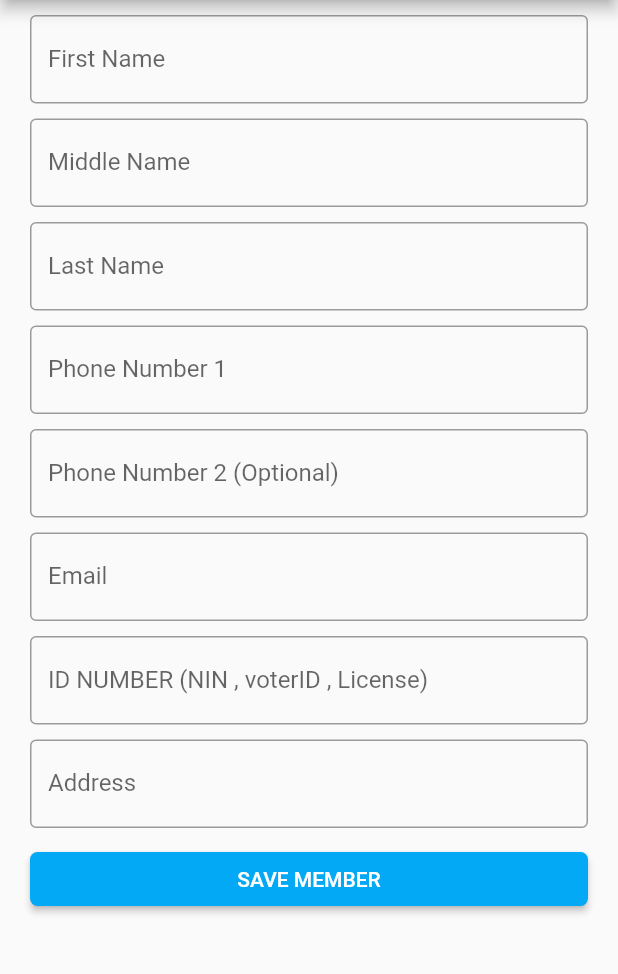
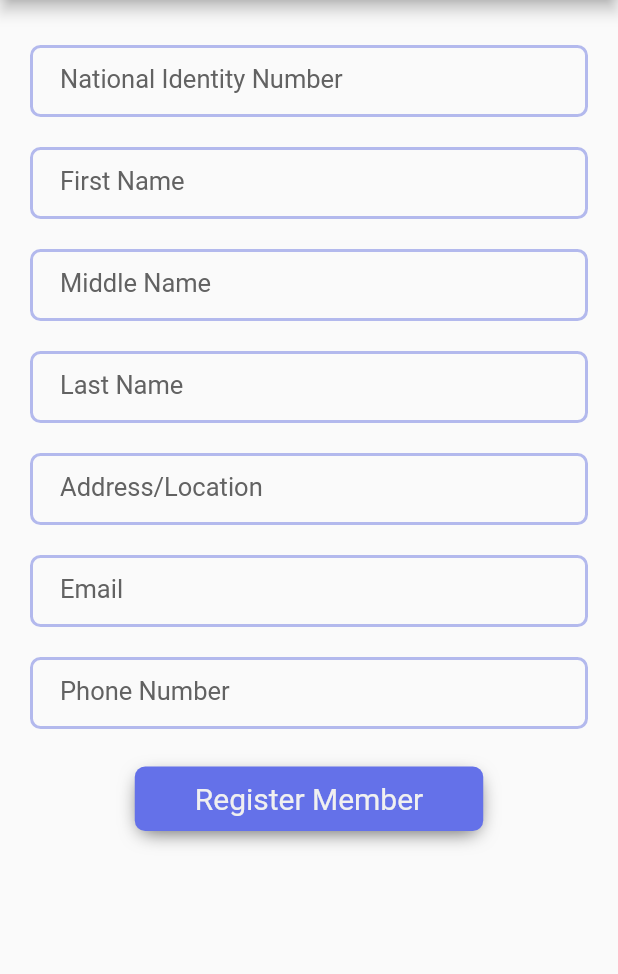
Before and after one commit to Jessanj/jumuiya_app, a Flutter app: the MembersPage screen opened directly, on a phone screen of 412 x 824 dp, the part 195-1169 px from its top. Run offline on Flutter 3.47's test engine with Material 2 defaults, Android fonts, the phone set to English and light mode, and no system bars; our stand-ins replace calendar_view, carousel_slider, fluentui_icons, flutter_colorpicker, flutter_spinkit, gap and 3 more; missing offline and left inert: dart:ffi; accounts and stored records are empty; generated files the repository leaves out were written again.

Commit message:
add new features

```diff
--- a/lib/Helpers/api_URL.dart
+++ b/lib/Helpers/api_URL.dart
@@ -1,7 +1,8 @@
 class ApiConstants {
   static String baseUrl = 'http://192.168.1.246:8000/api';
   static String testPost = '/testPost';
-  static String usersEndpoint = '/users';
+  static String getUsers = '/user/users';
+  static String getUser = '/user/user';
   static String saveUsers = '/save_member';
   static String regUsers = '/user/register';
   static String loginUser = '/user/login';
--- a/lib/model/user.dart
+++ b/lib/model/user.dart
@@ -1,80 +1,79 @@
 import 'dart:convert';
-
-List<UserModel> userModelFromJson(String str) =>
-    List<UserModel>.from(json.decode(str).map((x) => UserModel.fromJson(x)));
-
-String userModelToJson(List<UserModel> data) =>
-    json.encode(List<dynamic>.from(data.map((x) => x.toJson())));
+//
+// List<UserModel> userModelFromJson(String str) =>
+//     List<UserModel>.from(json.decode(str).map((x) => UserModel.fromJson(x)));
+//
+// String userModelToJson(List<UserModel> data) =>
+//     json.encode(List<dynamic>.from(data.map((x) => x.toJson())));
 
 class UserModel {
+
   UserModel({
     required this.id,
-    required this.name,
-    required this.username,
+    required this.first_name,
+    required this.middle_name,
+    required this.last_name,
     required this.email,
     required this.address,
-    required this.phone1,
+    required this.phone,
     required this.phone2,
     required this.website,
-    required this.company,
   });
 
   int id;
-  String name;
-  String username;
+  String first_name;
+  String middle_name;
+  String last_name;
   String email;
   Address address;
-  String phone1;
+  String phone;
   String website;
   String phone2;
-  Company company;
 
   factory UserModel.fromJson(Map<String, dynamic> json) => UserModel(
     id: json["id"],
-    name: json["name"],
-    username: json["username"],
+    first_name: json["first_name"],
+    middle_name: json["middle_name"],
+    last_name: json["last_name"],
     email: json["email"],
     address: Address.fromJson(json["address"]),
-    phone1: json["phone"],
+    phone: json["phone"],
     phone2: json["phone"],
     website: json["website"],
-    company: Company.fromJson(json["company"]),
   );
 
   Map<String, dynamic> toJson() => {
     "id": id,
-    "name": name,
-    "username": username,
+    "first_name" : first_name,
+    "middle_name" : middle_name,
+    "last_name" : last_name,
     "email": email,
     "address": address.toJson(),
-    "phone1": phone1,
+    "phone1": phone,
     "phone2": phone2,
     "website": website,
-    "company": company.toJson(),
   };
 }
 
 class Address {
+
   Address({
     required this.street,
     required this.suite,
     required this.city,
     required this.zipcode,
-    required this.geo,
   });
 
   String street;
   String suite;
   String city;
   String zipcode;
-  Geo geo;
 
   factory Address.fromJson(Map<String, dynamic> json) => Address(
     street: json["street"],
     suite: json["suite"],
     city: json["city"],
     zipcode: json["zipcode"],
-    geo: Geo.fromJson(json["geo"]),
   );
 
   Map<String, dynamic> toJson() => {
@@ -82,50 +81,5 @@ class Address {
     "suite": suite,
     "city": city,
     "zipcode": zipcode,
-    "geo": geo.toJson(),
   };
 }
-
-class Geo {
-  Geo({
-    required this.lat,
-    required this.lng,
-  });
-
-  String lat;
-  String lng;
-
-  factory Geo.fromJson(Map<String, dynamic> json) => Geo(
-    lat: json["lat"],
-    lng: json["lng"],
-  );
-
-  Map<String, dynamic> toJson() => {
-    "lat": lat,
-    "lng": lng,
-  };
-}
-
-class Company {
-  Company({
-    required this.name,
-    required this.catchPhrase,
-    required this.bs,
-  });
-
-  String name;
-  String catchPhrase;
-  String bs;
-
-  factory Company.fromJson(Map<String, dynamic> json) => Company(
-    name: json["name"],
-    catchPhrase: json["catchPhrase"],
-    bs: json["bs"],
-  );
-
-  Map<String, dynamic> toJson() => {
-    "name": name,
-    "catchPhrase": catchPhrase,
-    "bs": bs,
-  };
-}
--- a/lib/screens/members_page.dart
+++ b/lib/screens/members_page.dart
@@ -57,6 +57,5 @@ class _MembersPageState extends State<MembersPage> {
 
         )
       );
-
   }
 }
--- a/lib/widgets/register_member_form.dart
+++ b/lib/widgets/register_member_form.dart
@@ -5,6 +5,9 @@ import 'package:gap/gap.dart';
 import 'package:jumuiya_app/util/app_layouts.dart';
 
 import '../Helpers/api_services.dart';
+import '../util/app_styles.dart';
+import '../util/constants.dart';
+import 'custom_button.dart';
 import 'members_list.dart';
 
 class RegisterMemberForm extends StatefulWidget {
@@ -15,6 +18,8 @@ class RegisterMemberForm extends StatefulWidget {
 }
 
 class _RegisterMemberFormState extends State<RegisterMemberForm> {
+
+  final GlobalKey<FormState>  addMemberForm = GlobalKey<FormState>();
   final first_name = TextEditingController();
   final last_name = TextEditingController();
   final middle_name = TextEditingController();
@@ -27,6 +32,7 @@ class _RegisterMemberFormState extends State<RegisterMemberForm> {
 
     _saveMember(){
       var memberDetail =  Map<String, dynamic>();
+        memberDetail['jumuiya_name'] =
         memberDetail['first_name'] = first_name.text;
         memberDetail['last_name'] = last_name.text;
         memberDetail['middle_name'] = middle_name.text;
@@ -55,105 +61,171 @@ class _RegisterMemberFormState extends State<RegisterMemberForm> {
   @override
   Widget build(BuildContext context) {
     final size  = AppLayouts.getSize(context);
+
+    showLoaderDialog(BuildContext context){
+      AlertDialog alert=AlertDialog(
+        content: Row(
+          children: [
+            const CircularProgressIndicator(),
+            Container(margin: const EdgeInsets.only(left: 10),child: const Text("Loading..." )),
+          ],),
+      );
+
+      showDialog(barrierDismissible: false,
+        context:context,
+        builder:(BuildContext context){
+          return alert;
+        },
+      );
+    }
+
     return ListView(
      padding:  const  EdgeInsets.only(left: 20 , right: 20),
       scrollDirection: Axis.vertical,
       children:[
         const Gap(10),
-            TextField(
-              decoration: InputDecoration(
-                border: OutlineInputBorder(),
+        Form(
+          key: addMemberForm ,
+          child: Column(
+            mainAxisSize: MainAxisSize.min,
+            children: [
+              const Gap(20),
+              Padding(
+                padding: const EdgeInsets.only( bottom: 20),
+                child: TextFormField(
+                  decoration: AppConstants.inputDecorationLogin.copyWith(
+                    labelText: 'National Identity Number' ,
+                    hintText: 'Enter NIN Number ',
+                  ),
+                  validator: (value) {
+                    if(value == null || value.trim() == ""){
+                      return "NIN cannot be null";
+                    }
+                    return null;
+                  },
+                  controller: NIN,
+                ),
+              ),
+              Padding(
+                padding: const EdgeInsets.only( bottom: 20),
+                child: TextFormField(
+                  scrollPadding: EdgeInsets.only(bottom:100),
+                  decoration: AppConstants.inputDecorationForms.copyWith(
                     labelText: 'First Name',
-                hintText: 'Enter Your First Name',
+                    hintText: 'Enter members first name',
                   ),
+                  validator: (value) {
+                    if (value == null || value == "") {
+                      return "First name cannot be null.";
+                    }
+                    return null;
+                  },
                   controller: first_name,
                 ),
-        const Gap(10),
-        TextField(
-          decoration: InputDecoration(
-            border: OutlineInputBorder(),
+              ),
+              Padding(
+                padding: const EdgeInsets.only( bottom: 20),
+                child: TextFormField(
+                  scrollPadding: EdgeInsets.only(bottom:100),
+                  decoration:  AppConstants.inputDecorationForms.copyWith(
                     labelText: 'Middle Name',
-            hintText: 'Enter Your Middle Name',
+                    hintText: 'Enter Members Middle Name',
                   ),
                   controller: middle_name,
+                  validator: (value) {
+                    if (value == null || value == "") {
+                      return "Middle name cannot be null.";
+                    }
+                    return null;
+                  },
                 ),
-        const Gap(10),
-        TextField(
-          decoration: InputDecoration(
-            border: OutlineInputBorder(),
+              ),
+              Padding(
+                padding: const EdgeInsets.only( bottom: 20),
+                child: TextFormField(
+                  scrollPadding: EdgeInsets.only(bottom:100),
+                  decoration: AppConstants.inputDecorationForms.copyWith(
                     labelText: 'Last Name',
-            hintText: 'Enter Your Last Name',
+                    hintText: 'Enter Members Last Name',
                   ),
                   controller: last_name,
+                  validator: (value) {
+                    if (value == null || value == "") {
+                      return "Last name cannot be null.";
+                    }
+                    return null;
+                  },
                 ),
-         const Gap(10),
-        TextField(
-          decoration: InputDecoration(
-            border: OutlineInputBorder(),
-            labelText: 'Phone Number 1',
-            hintText: 'Enter Your Phone number Name',
+              ),
+
+              Padding(
+                padding: const EdgeInsets.only( bottom: 20),
+                child: TextFormField(
+                  scrollPadding: EdgeInsets.only(bottom:100),
+                  decoration: AppConstants.inputDecorationForms.copyWith(
+                    labelText: 'Address/Location',
+                    hintText: 'Enter members address location',
+                  ),
+                  controller: address,
+                  validator: (value) {
+                    if (value == null || value == "") {
+                      return "Address/Location cannot be null.";
+                    }
+                    return null;
+                  },
+                ),
+              ),
+
+              Padding(
+                padding: const EdgeInsets.only( bottom: 20),
+                child: TextFormField(
+                  scrollPadding: EdgeInsets.only(bottom:100),
+                  decoration: AppConstants.inputDecorationForms.copyWith(
+                    labelText: 'Email',
+                    hintText: 'Enter Members Email',
+                  ),
+                  controller: email,
+                  validator: (value) {
+                    if (value == null || value == "") {
+                      return "Email cannot be null.";
+                    }
+                    return null;
+                  },
+                ),
+              ),
+              Padding(
+                padding: const EdgeInsets.only( bottom: 10),
+                child: TextFormField(
+                  scrollPadding: EdgeInsets.only(bottom:250),
+                  decoration: AppConstants.inputDecorationForms.copyWith(
+                    labelText: 'Phone Number',
+                    hintText: 'Enter Members Phonenumber',
                   ),
                   controller: phone1,
+                  validator: (value) {
+                    if (value == null || value == "") {
+                      return "Phonenumber cannot be null.";
+                    }
+                    return null;
+                  },
                 ),
-        const Gap(10),
-        TextField(
-          decoration: InputDecoration(
-            border: OutlineInputBorder(),
-            labelText: 'Phone Number 2 (Optional)',
-            hintText: 'Enter Your Phone number Name',
               ),
-          controller: phone2,
+            ]),
         ),
-        const Gap(10),
-        TextField(
-          decoration: InputDecoration(
-            border: OutlineInputBorder(),
-            labelText: 'Email',
-            hintText: 'Enter Your Email',
-          ),
-          controller: email,
-        ),
-        const Gap(10),
-        TextField(
-          decoration: InputDecoration(
-            border: OutlineInputBorder(),
-            labelText: 'ID NUMBER (NIN , voterID , License)',
-            hintText: 'Enter Your ID',
-          ),
-          controller: NIN,
-        ),
-        const  Gap(10),
-        TextField(
-          decoration: InputDecoration(
-            border: OutlineInputBorder(),
-            labelText: 'Address',
-            hintText: 'Enter Your ID',
-          ),
-          controller: address,
-        ),
-        const  Gap(10),
+
+        const Gap(15),
 
         Container(
-          width: size.width*0.5,
-          child:ElevatedButton(onPressed: (){
-            var resp  = _saveMember();
-            if(false){
-              const TabBarView(children: [
-                MembersList()
-              ],);
-            }else{
-              var snackBar = const SnackBar(content: Text('Sorry something went wrong' , textAlign: TextAlign.center,));
-              ScaffoldMessenger.of(context).showSnackBar(snackBar);
-            }
+          alignment: Alignment.center,
+          child:  CustomButton(
+            onTap: (){
+              showLoaderDialog(context);
+
             },
-            style: ElevatedButton.styleFrom(
-              backgroundColor: Colors.lightBlue,
-              shape: RoundedRectangleBorder(
-                borderRadius: BorderRadius.circular(5),
+            title: "Register Member",
           ),
         ),
-            child: const Text('SAVE MEMBER') , ),
-        ),
+
 
       ],
     );
```
Also changed, not shown: lib/Helpers/api_services.dart (+19 -12 lines), lib/main.dart (+14 -2 lines), lib/screens/bottom_nav.dart (+15 -0 lines), lib/screens/get_started.dart (+22 -7 lines), lib/screens/home_page.dart (+6 -7 lines), lib/screens/login_page.dart (+28 -5 lines), lib/screens/registration_page.dart (+15 -8 lines), lib/widgets/members_list.dart (+6 -6 lines). Lines whose indentation alone changed are shown as unchanged.
